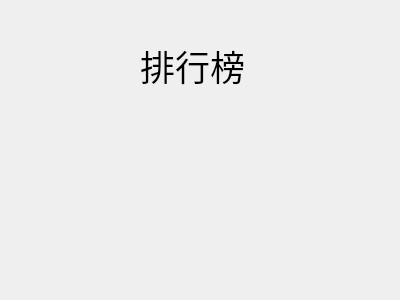
Before: the Qt Designer form form.ui in TiBetween/Tetromino, drawn with Qt 5.
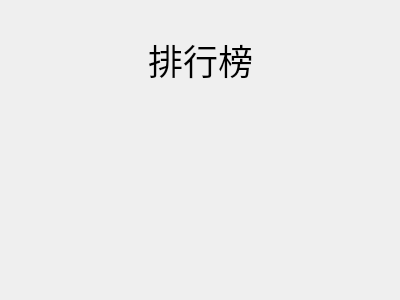
After: the same form once the commit is applied.

```diff
--- a/form.ui
+++ b/form.ui
@@ -13,15 +13,31 @@
   <property name="windowTitle">
    <string>Form</string>
   </property>
-  <widget class="QLabel" name="label">
+  <widget class="QWidget" name="">
    <property name="geometry">
     <rect>
-     <x>140</x>
-     <y>40</y>
-     <width>111</width>
-     <height>51</height>
+     <x>0</x>
+     <y>30</y>
+     <width>401</width>
+     <height>60</height>
     </rect>
    </property>
+   <layout class="QHBoxLayout" name="horizontalLayout">
+    <item>
+     <spacer name="horizontalSpacer">
+      <property name="orientation">
+       <enum>Qt::Horizontal</enum>
+      </property>
+      <property name="sizeHint" stdset="0">
+       <size>
+        <width>40</width>
+        <height>20</height>
+       </size>
+      </property>
+     </spacer>
+    </item>
+    <item>
+     <widget class="QLabel" name="label">
    <property name="font">
     <font>
      <family>Adobe Devanagari</family>
@@ -31,6 +47,22 @@
    <property name="text">
     <string>排行榜</string>
    </property>
+     </widget>
+    </item>
+    <item>
+     <spacer name="horizontalSpacer_2">
+      <property name="orientation">
+       <enum>Qt::Horizontal</enum>
+      </property>
+      <property name="sizeHint" stdset="0">
+       <size>
+        <width>40</width>
+        <height>20</height>
+       </size>
+      </property>
+     </spacer>
+    </item>
+   </layout>
   </widget>
  </widget>
  <resources/>
```
Lines whose indentation alone changed are shown as unchanged.
